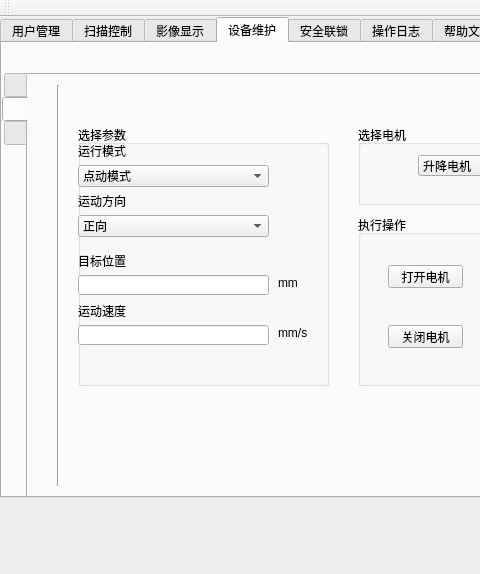
Before: the Qt Designer form GUI/mainwindow.ui in xzyuan/newCT, drawn with Qt 5; both pictures show x 0 to 480 and y 0 to 574 of the 991 by 574 pixel window.
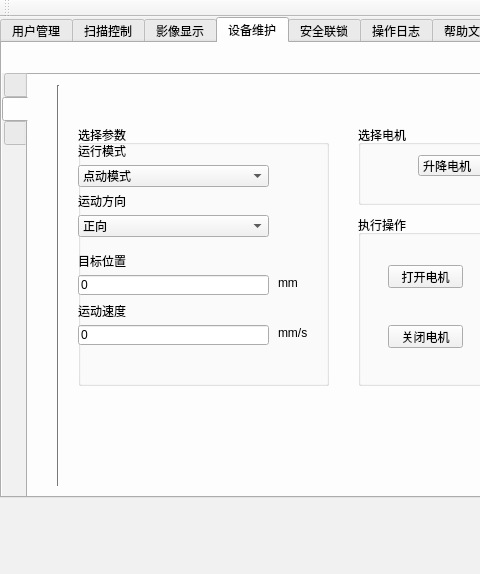
After: the same form once the commit is applied. The open tabs and pages were chosen to show the change. Icons and pictures are not drawn.

Patch:
```diff
--- a/GUI/mainwindow.ui
+++ b/GUI/mainwindow.ui
@@ -10,9 +10,427 @@
     <height>574</height>
    </rect>
   </property>
+  <property name="palette">
+   <palette>
+    <active>
+     <colorrole role="WindowText">
+      <brush brushstyle="SolidPattern">
+       <color alpha="255">
+        <red>0</red>
+        <green>0</green>
+        <blue>0</blue>
+       </color>
+      </brush>
+     </colorrole>
+     <colorrole role="Button">
+      <brush brushstyle="SolidPattern">
+       <color alpha="255">
+        <red>241</red>
+        <green>241</green>
+        <blue>241</blue>
+       </color>
+      </brush>
+     </colorrole>
+     <colorrole role="Light">
+      <brush brushstyle="SolidPattern">
+       <color alpha="255">
+        <red>255</red>
+        <green>255</green>
+        <blue>255</blue>
+       </color>
+      </brush>
+     </colorrole>
+     <colorrole role="Midlight">
+      <brush brushstyle="SolidPattern">
+       <color alpha="255">
+        <red>248</red>
+        <green>248</green>
+        <blue>248</blue>
+       </color>
+      </brush>
+     </colorrole>
+     <colorrole role="Dark">
+      <brush brushstyle="SolidPattern">
+       <color alpha="255">
+        <red>120</red>
+        <green>120</green>
+        <blue>120</blue>
+       </color>
+      </brush>
+     </colorrole>
+     <colorrole role="Mid">
+      <brush brushstyle="SolidPattern">
+       <color alpha="255">
+        <red>161</red>
+        <green>161</green>
+        <blue>161</blue>
+       </color>
+      </brush>
+     </colorrole>
+     <colorrole role="Text">
+      <brush brushstyle="SolidPattern">
+       <color alpha="255">
+        <red>0</red>
+        <green>0</green>
+        <blue>0</blue>
+       </color>
+      </brush>
+     </colorrole>
+     <colorrole role="BrightText">
+      <brush brushstyle="SolidPattern">
+       <color alpha="255">
+        <red>255</red>
+        <green>255</green>
+        <blue>255</blue>
+       </color>
+      </brush>
+     </colorrole>
+     <colorrole role="ButtonText">
+      <brush brushstyle="SolidPattern">
+       <color alpha="255">
+        <red>0</red>
+        <green>0</green>
+        <blue>0</blue>
+       </color>
+      </brush>
+     </colorrole>
+     <colorrole role="Base">
+      <brush brushstyle="SolidPattern">
+       <color alpha="255">
+        <red>255</red>
+        <green>255</green>
+        <blue>255</blue>
+       </color>
+      </brush>
+     </colorrole>
+     <colorrole role="Window">
+      <brush brushstyle="SolidPattern">
+       <color alpha="255">
+        <red>241</red>
+        <green>241</green>
+        <blue>241</blue>
+       </color>
+      </brush>
+     </colorrole>
+     <colorrole role="Shadow">
+      <brush brushstyle="SolidPattern">
+       <color alpha="255">
+        <red>0</red>
+        <green>0</green>
+        <blue>0</blue>
+       </color>
+      </brush>
+     </colorrole>
+     <colorrole role="AlternateBase">
+      <brush brushstyle="SolidPattern">
+       <color alpha="255">
+        <red>248</red>
+        <green>248</green>
+        <blue>248</blue>
+       </color>
+      </brush>
+     </colorrole>
+     <colorrole role="ToolTipBase">
+      <brush brushstyle="SolidPattern">
+       <color alpha="255">
+        <red>255</red>
+        <green>255</green>
+        <blue>220</blue>
+       </color>
+      </brush>
+     </colorrole>
+     <colorrole role="ToolTipText">
+      <brush brushstyle="SolidPattern">
+       <color alpha="255">
+        <red>0</red>
+        <green>0</green>
+        <blue>0</blue>
+       </color>
+      </brush>
+     </colorrole>
+    </active>
+    <inactive>
+     <colorrole role="WindowText">
+      <brush brushstyle="SolidPattern">
+       <color alpha="255">
+        <red>0</red>
+        <green>0</green>
+        <blue>0</blue>
+       </color>
+      </brush>
+     </colorrole>
+     <colorrole role="Button">
+      <brush brushstyle="SolidPattern">
+       <color alpha="255">
+        <red>241</red>
+        <green>241</green>
+        <blue>241</blue>
+       </color>
+      </brush>
+     </colorrole>
+     <colorrole role="Light">
+      <brush brushstyle="SolidPattern">
+       <color alpha="255">
+        <red>255</red>
+        <green>255</green>
+        <blue>255</blue>
+       </color>
+      </brush>
+     </colorrole>
+     <colorrole role="Midlight">
+      <brush brushstyle="SolidPattern">
+       <color alpha="255">
+        <red>248</red>
+        <green>248</green>
+        <blue>248</blue>
+       </color>
+      </brush>
+     </colorrole>
+     <colorrole role="Dark">
+      <brush brushstyle="SolidPattern">
+       <color alpha="255">
+        <red>120</red>
+        <green>120</green>
+        <blue>120</blue>
+       </color>
+      </brush>
+     </colorrole>
+     <colorrole role="Mid">
+      <brush brushstyle="SolidPattern">
+       <color alpha="255">
+        <red>161</red>
+        <green>161</green>
+        <blue>161</blue>
+       </color>
+      </brush>
+     </colorrole>
+     <colorrole role="Text">
+      <brush brushstyle="SolidPattern">
+       <color alpha="255">
+        <red>0</red>
+        <green>0</green>
+        <blue>0</blue>
+       </color>
+      </brush>
+     </colorrole>
+     <colorrole role="BrightText">
+      <brush brushstyle="SolidPattern">
+       <color alpha="255">
+        <red>255</red>
+        <green>255</green>
+        <blue>255</blue>
+       </color>
+      </brush>
+     </colorrole>
+     <colorrole role="ButtonText">
+      <brush brushstyle="SolidPattern">
+       <color alpha="255">
+        <red>0</red>
+        <green>0</green>
+        <blue>0</blue>
+       </color>
+      </brush>
+     </colorrole>
+     <colorrole role="Base">
+      <brush brushstyle="SolidPattern">
+       <color alpha="255">
+        <red>255</red>
+        <green>255</green>
+        <blue>255</blue>
+       </color>
+      </brush>
+     </colorrole>
+     <colorrole role="Window">
+      <brush brushstyle="SolidPattern">
+       <color alpha="255">
+        <red>241</red>
+        <green>241</green>
+        <blue>241</blue>
+       </color>
+      </brush>
+     </colorrole>
+     <colorrole role="Shadow">
+      <brush brushstyle="SolidPattern">
+       <color alpha="255">
+        <red>0</red>
+        <green>0</green>
+        <blue>0</blue>
+       </color>
+      </brush>
+     </colorrole>
+     <colorrole role="AlternateBase">
+      <brush brushstyle="SolidPattern">
+       <color alpha="255">
+        <red>248</red>
+        <green>248</green>
+        <blue>248</blue>
+       </color>
+      </brush>
+     </colorrole>
+     <colorrole role="ToolTipBase">
+      <brush brushstyle="SolidPattern">
+       <color alpha="255">
+        <red>255</red>
+        <green>255</green>
+        <blue>220</blue>
+       </color>
+      </brush>
+     </colorrole>
+     <colorrole role="ToolTipText">
+      <brush brushstyle="SolidPattern">
+       <color alpha="255">
+        <red>0</red>
+        <green>0</green>
+        <blue>0</blue>
+       </color>
+      </brush>
+     </colorrole>
+    </inactive>
+    <disabled>
+     <colorrole role="WindowText">
+      <brush brushstyle="SolidPattern">
+       <color alpha="255">
+        <red>120</red>
+        <green>120</green>
+        <blue>120</blue>
+       </color>
+      </brush>
+     </colorrole>
+     <colorrole role="Button">
+      <brush brushstyle="SolidPattern">
+       <color alpha="255">
+        <red>241</red>
+        <green>241</green>
+        <blue>241</blue>
+       </color>
+      </brush>
+     </colorrole>
+     <colorrole role="Light">
+      <brush brushstyle="SolidPattern">
+       <color alpha="255">
+        <red>255</red>
+        <green>255</green>
+        <blue>255</blue>
+       </color>
+      </brush>
+     </colorrole>
+     <colorrole role="Midlight">
+      <brush brushstyle="SolidPattern">
+       <color alpha="255">
+        <red>248</red>
+        <green>248</green>
+        <blue>248</blue>
+       </color>
+      </brush>
+     </colorrole>
+     <colorrole role="Dark">
+      <brush brushstyle="SolidPattern">
+       <color alpha="255">
+        <red>120</red>
+        <green>120</green>
+        <blue>120</blue>
+       </color>
+      </brush>
+     </colorrole>
+     <colorrole role="Mid">
+      <brush brushstyle="SolidPattern">
+       <color alpha="255">
+        <red>161</red>
+        <green>161</green>
+        <blue>161</blue>
+       </color>
+      </brush>
+     </colorrole>
+     <colorrole role="Text">
+      <brush brushstyle="SolidPattern">
+       <color alpha="255">
+        <red>120</red>
+        <green>120</green>
+        <blue>120</blue>
+       </color>
+      </brush>
+     </colorrole>
+     <colorrole role="BrightText">
+      <brush brushstyle="SolidPattern">
+       <color alpha="255">
+        <red>255</red>
+        <green>255</green>
+        <blue>255</blue>
+       </color>
+      </brush>
+     </colorrole>
+     <colorrole role="ButtonText">
+      <brush brushstyle="SolidPattern">
+       <color alpha="255">
+        <red>120</red>
+        <green>120</green>
+        <blue>120</blue>
+       </color>
+      </brush>
+     </colorrole>
+     <colorrole role="Base">
+      <brush brushstyle="SolidPattern">
+       <color alpha="255">
+        <red>241</red>
+        <green>241</green>
+        <blue>241</blue>
+       </color>
+      </brush>
+     </colorrole>
+     <colorrole role="Window">
+      <brush brushstyle="SolidPattern">
+       <color alpha="255">
+        <red>241</red>
+        <green>241</green>
+        <blue>241</blue>
+       </color>
+      </brush>
+     </colorrole>
+     <colorrole role="Shadow">
+      <brush brushstyle="SolidPattern">
+       <color alpha="255">
+        <red>0</red>
+        <green>0</green>
+        <blue>0</blue>
+       </color>
+      </brush>
+     </colorrole>
+     <colorrole role="AlternateBase">
+      <brush brushstyle="SolidPattern">
+       <color alpha="255">
+        <red>241</red>
+        <green>241</green>
+        <blue>241</blue>
+       </color>
+      </brush>
+     </colorrole>
+     <colorrole role="ToolTipBase">
+      <brush brushstyle="SolidPattern">
+       <color alpha="255">
+        <red>255</red>
+        <green>255</green>
+        <blue>220</blue>
+       </color>
+      </brush>
+     </colorrole>
+     <colorrole role="ToolTipText">
+      <brush brushstyle="SolidPattern">
+       <color alpha="255">
+        <red>0</red>
+        <green>0</green>
+        <blue>0</blue>
+       </color>
+      </brush>
+     </colorrole>
+    </disabled>
+   </palette>
+  </property>
   <property name="windowTitle">
    <string>MainWindow</string>
   </property>
+  <property name="autoFillBackground">
+   <bool>true</bool>
+  </property>
   <widget class="QWidget" name="centralWidget">
    <widget class="QTabWidget" name="tabWidget">
     <property name="geometry">
@@ -29,6 +447,9 @@
     <property name="toolTip">
      <string/>
     </property>
+    <property name="autoFillBackground">
+     <bool>true</bool>
+    </property>
     <property name="currentIndex">
      <number>0</number>
     </property>
@@ -471,6 +892,9 @@
         <height>431</height>
        </rect>
       </property>
+      <property name="autoFillBackground">
+       <bool>true</bool>
+      </property>
       <property name="tabPosition">
        <enum>QTabWidget::West</enum>
       </property>
@@ -970,6 +1394,9 @@
            <height>20</height>
           </rect>
          </property>
+         <property name="text">
+          <string>0</string>
+         </property>
         </widget>
         <widget class="QLineEdit" name="lineEdit_SampleSpeed">
          <property name="geometry">
@@ -980,6 +1407,9 @@
            <height>20</height>
           </rect>
          </property>
+         <property name="text">
+          <string>0</string>
+         </property>
         </widget>
         <widget class="QLabel" name="label_34">
          <property name="geometry">
```
Left out of the diff: 12 changed lines with no effect on the pictures.
